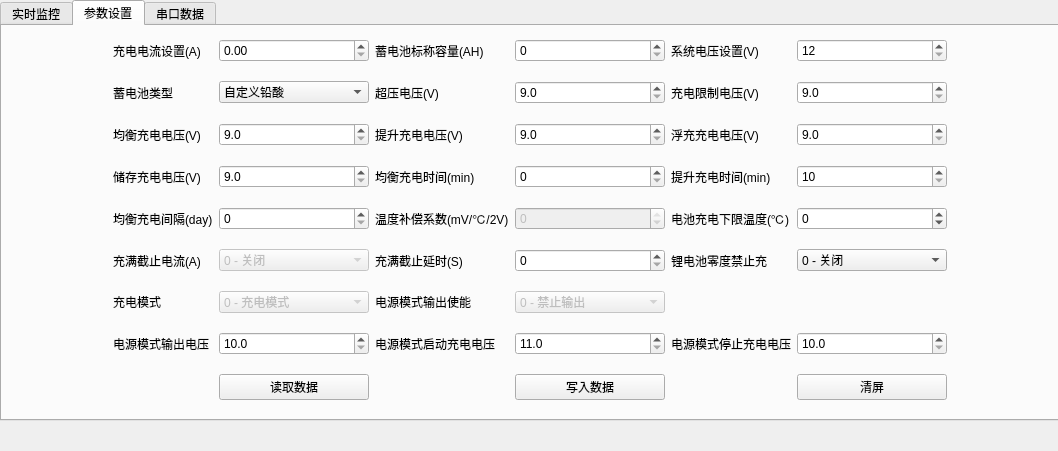
This is ui/ac_layout.ui in xxxy-bit/SRNE_UP as Qt 5 draws it before an edit. The edited form follows.
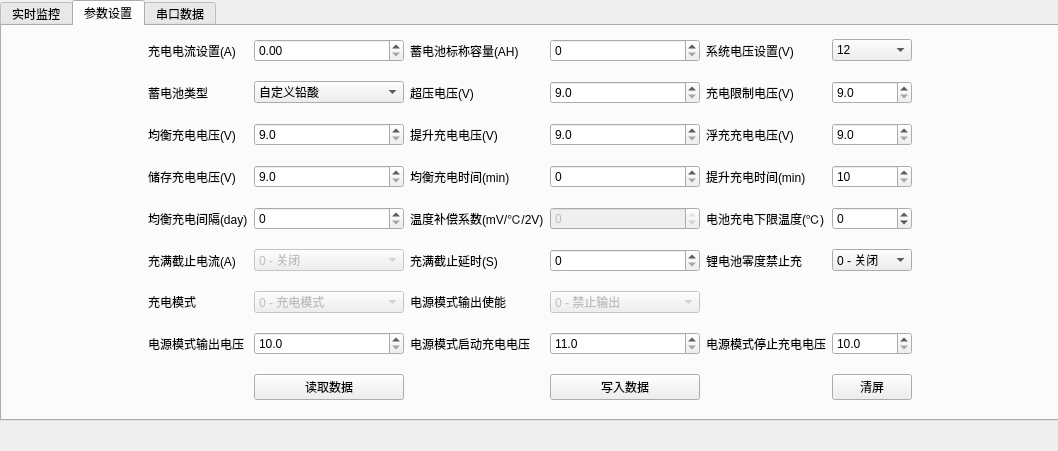
This is the edited form. The open tabs and pages were chosen to show the change.

```diff
--- a/ui/ac_layout.ui
+++ b/ui/ac_layout.ui
@@ -828,28 +828,6 @@
          </property>
         </widget>
        </item>
-       <item row="0" column="6">
-        <widget class="QSpinBox" name="set_sys_current">
-         <property name="minimumSize">
-          <size>
-           <width>150</width>
-           <height>0</height>
-          </size>
-         </property>
-         <property name="whatsThis">
-          <string>&lt;html&gt;&lt;head/&gt;&lt;body&gt;&lt;p&gt;系统电压设置(V)&lt;/p&gt;&lt;/body&gt;&lt;/html&gt;</string>
-         </property>
-         <property name="minimum">
-          <number>12</number>
-         </property>
-         <property name="maximum">
-          <number>255</number>
-         </property>
-         <property name="value">
-          <number>12</number>
-         </property>
-        </widget>
-       </item>
        <item row="3" column="4">
         <widget class="QSpinBox" name="set_balanced_time">
          <property name="whatsThis">
@@ -1085,6 +1063,18 @@
          </property>
         </widget>
        </item>
+       <item row="0" column="6">
+        <widget class="QComboBox" name="set_sys_current">
+         <property name="whatsThis">
+          <string>&lt;html&gt;&lt;head/&gt;&lt;body&gt;&lt;p&gt;系统电压设置(V)&lt;/p&gt;&lt;/body&gt;&lt;/html&gt;</string>
+         </property>
+         <item>
+          <property name="text">
+           <string>12</string>
+          </property>
+         </item>
+        </widget>
+       </item>
       </layout>
      </widget>
     </widget>
```
